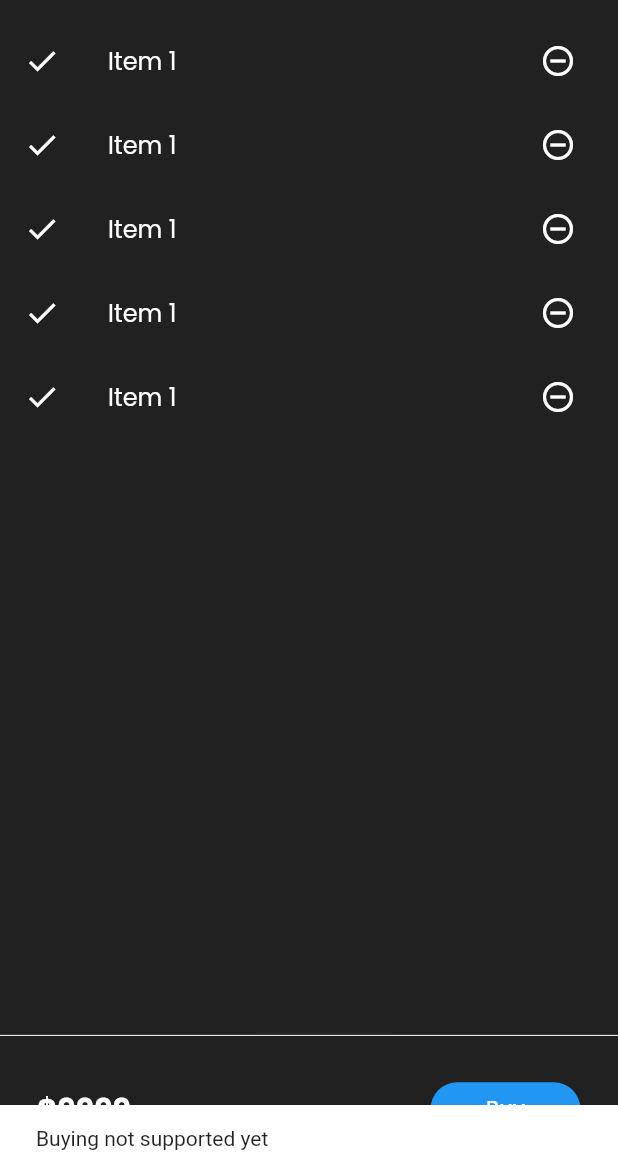
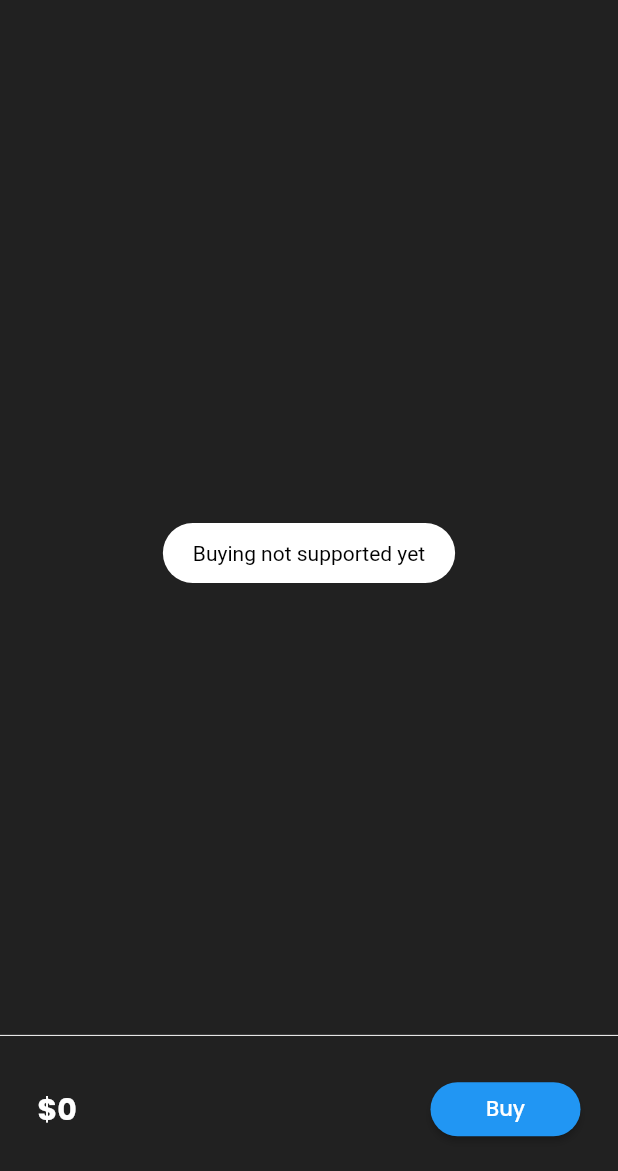
Before and after one commit to UzairAbdullah/Flutter-Learning, a Flutter app: the CartPage screen opened by its route, after a tap on "Buy", on a phone screen of 412 x 824 dp, the part 65-1236 px from its top. Run offline on Flutter 3.47's test engine with Material 2 defaults, Android fonts, the phone set to English and light mode, and no system bars; our stand-ins replace fluttertoast, google_fonts, velocity_x; network calls fail.

Commit message:
Add to cart functionality (partially done)

```diff
--- a/lib/models/cart_model.dart
+++ b/lib/models/cart_model.dart
@@ -1,6 +1,12 @@
 import 'package:install_check/models/catalog.dart';
 
 class CartModel {
+  static final cartModel = CartModel._internal();
+
+  CartModel._internal();
+
+  factory CartModel() => cartModel;
+
   late CatalogModel _catalog;
 
   CatalogModel get catalog => _catalog;
--- a/lib/models/catalog.dart
+++ b/lib/models/catalog.dart
@@ -1,4 +1,10 @@
 class CatalogModel {
+  static final catModel = CatalogModel._internal();
+
+  CatalogModel._internal();
+
+  factory CatalogModel() => catModel;
+
   static List<Item> items = [];
 
   //get element by id
--- a/lib/pages/cart_page.dart
+++ b/lib/pages/cart_page.dart
@@ -1,6 +1,8 @@
 import 'package:flutter/material.dart';
+import 'package:install_check/models/cart_model.dart';
 import 'package:velocity_x/velocity_x.dart';
 import 'package:install_check/widgets/themes.dart';
+import 'package:fluttertoast/fluttertoast.dart';
 
 class CartPage extends StatelessWidget {
   const CartPage({Key? key}) : super(key: key);
@@ -31,6 +33,8 @@ class _CartTotal extends StatelessWidget {
 
   @override
   Widget build(BuildContext context) {
+    final _cart = CartModel();
+
     return Container(
       height: context.percentHeight * 10,
       // color: Colors.white,
@@ -39,15 +43,22 @@ class _CartTotal extends StatelessWidget {
         child: Row(
           mainAxisAlignment: MainAxisAlignment.spaceBetween,
           children: [
-            Text("\$9999",
+            Text("\$${_cart.totalPrice.toString()}",
                 style: TextStyle(fontWeight: FontWeight.bold, fontSize: 20.0)),
             SizedBox(
               width: 100.0,
               // height: 0.0,
               child: ElevatedButton(
                   onPressed: () {
-                    ScaffoldMessenger.of(context).showSnackBar(const SnackBar(
-                        content: Text("Buying not supported yet")));
+                    Fluttertoast.showToast(
+                        msg: "Buying not supported yet",
+                        toastLength: Toast.LENGTH_SHORT,
+                        gravity: ToastGravity.CENTER,
+                        timeInSecForIosWeb: 1,
+                        backgroundColor: Theme.of(context).dividerColor,
+                        textColor: Theme.of(context).cardColor);
+                    // ScaffoldMessenger.of(context).showSnackBar(const SnackBar(
+                    //     content: Text("Buying not supported yet")));
                   },
                   child: Text("Buy"),
                   style: ButtonStyle(
@@ -71,20 +82,21 @@ class _CartList extends StatefulWidget {
 }
 
 class __CartListState extends State<_CartList> {
+  final _cart = CartModel();
   @override
   Widget build(BuildContext context) {
     return Expanded(
       child: ListView.builder(
         shrinkWrap: true,
         // scrollDirection: Axis.vertical,
-        itemCount: 5,
+        itemCount: _cart.items.length,
         itemBuilder: (context, index) => ListTile(
             leading: Icon(Icons.done),
             trailing: IconButton(
               icon: Icon(Icons.remove_circle_outline),
               onPressed: () {},
             ),
-            title: Text("Item 1")),
+            title: Text(_cart.items[index].name)),
       ),
     );
   }
--- a/pubspec.yaml
+++ b/pubspec.yaml
@@ -47,6 +47,7 @@ dev_dependencies:
   # rules and activating additional ones.
   flutter_lints: ^1.0.0
   google_fonts: ^2.1.0
+  fluttertoast: ^8.0.8
 # For information on the generic Dart part of this file, see the
 # following page: https://dart.dev/tools/pub/pubspec
 
```
Also changed, not shown: lib/widgets/home_widgets/catalog_list.dart (+35 -9 lines), pubspec.lock.
